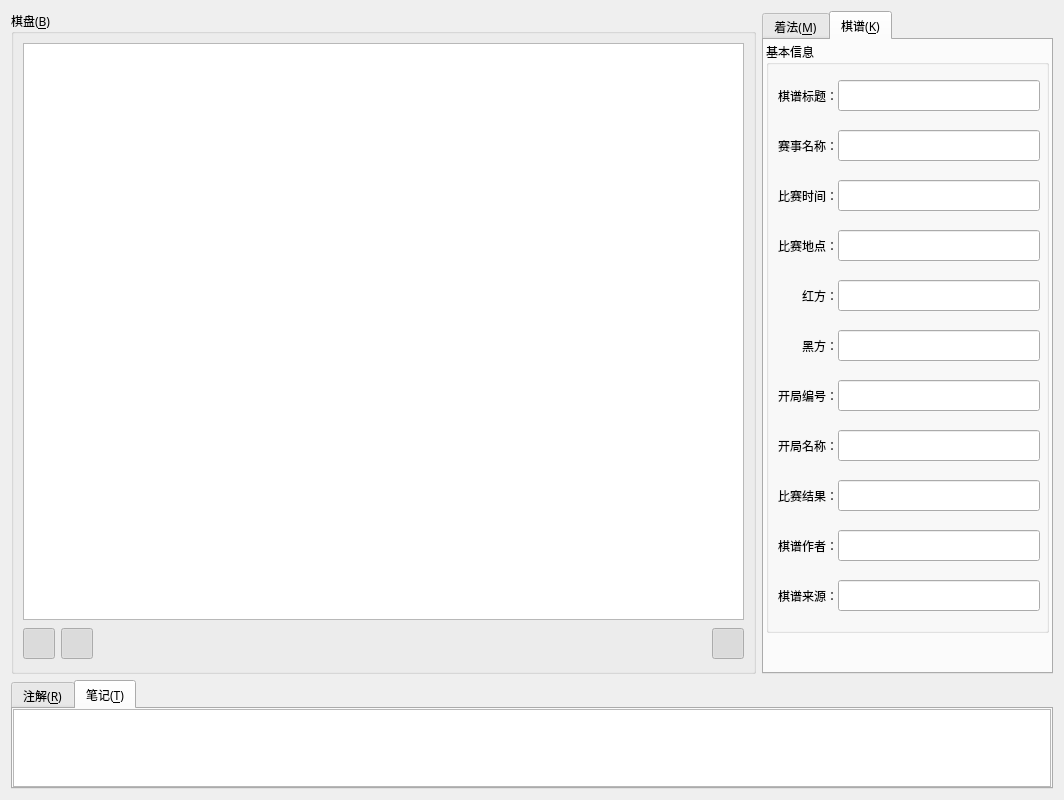
Before: the Qt Designer form src/chessform.ui in hbsxcjp/cchess_qt, drawn with Qt 5.
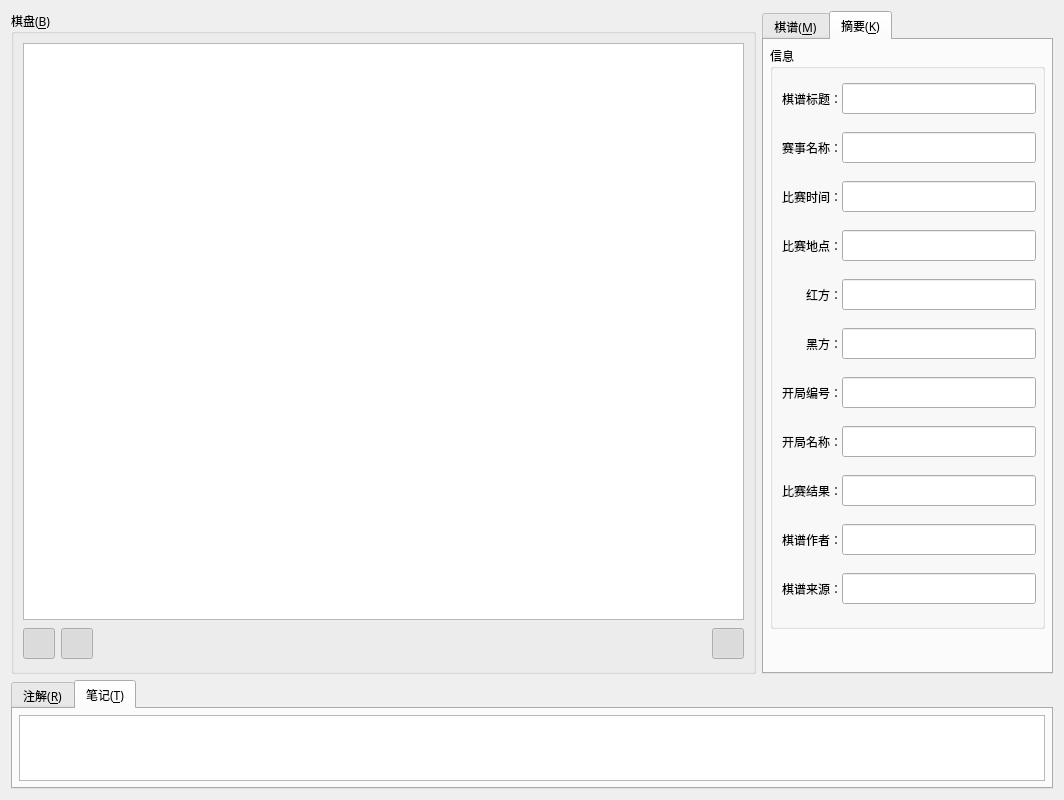
After: the same form once the commit is applied. The open tabs and pages were chosen to show the change. Icons and pictures are not drawn.

Diff of the .ui file:
```diff
--- a/src/chessform.ui
+++ b/src/chessform.ui
@@ -61,6 +61,9 @@
    </property>
    <item>
     <layout class="QHBoxLayout" name="horizontalLayout_5">
+     <property name="sizeConstraint">
+      <enum>QLayout::SetMinimumSize</enum>
+     </property>
      <item>
       <widget class="QGroupBox" name="groupBox">
        <property name="sizePolicy">
@@ -642,7 +645,7 @@
      <item>
       <widget class="QTabWidget" name="moveInfoTabWidget">
        <property name="sizePolicy">
-        <sizepolicy hsizetype="Expanding" vsizetype="Preferred">
+        <sizepolicy hsizetype="Preferred" vsizetype="Preferred">
          <horstretch>0</horstretch>
          <verstretch>0</verstretch>
         </sizepolicy>
@@ -653,6 +656,12 @@
          <height>0</height>
         </size>
        </property>
+       <property name="maximumSize">
+        <size>
+         <width>16777215</width>
+         <height>666</height>
+        </size>
+       </property>
        <property name="contextMenuPolicy">
         <enum>Qt::CustomContextMenu</enum>
        </property>
@@ -691,7 +700,7 @@
          <string notr="true"/>
         </property>
         <attribute name="title">
-         <string notr="true">着法(&amp;M)</string>
+         <string notr="true">棋谱(&amp;M)</string>
         </attribute>
         <layout class="QVBoxLayout" name="verticalLayout">
          <property name="leftMargin">
@@ -1081,20 +1090,20 @@
          <string notr="true"/>
         </property>
         <attribute name="title">
-         <string notr="true">棋谱(&amp;K)</string>
+         <string notr="true">摘要(&amp;K)</string>
         </attribute>
         <layout class="QVBoxLayout" name="verticalLayout_3">
          <property name="leftMargin">
-          <number>2</number>
+          <number>6</number>
          </property>
          <property name="topMargin">
-          <number>2</number>
+          <number>6</number>
          </property>
          <property name="rightMargin">
-          <number>2</number>
+          <number>6</number>
          </property>
          <property name="bottomMargin">
-          <number>2</number>
+          <number>6</number>
          </property>
          <item>
           <widget class="QGroupBox" name="infoGroupBox">
@@ -1120,7 +1129,7 @@
             <string notr="true"/>
            </property>
            <property name="title">
-            <string notr="true">基本信息</string>
+            <string notr="true">信息</string>
            </property>
            <layout class="QGridLayout" name="gridLayout">
             <property name="leftMargin">
@@ -1159,6 +1168,33 @@
                 <pointsize>12</pointsize>
                </font>
               </property>
+              <property name="toolTip">
+               <string notr="true"/>
+              </property>
+              <property name="statusTip">
+               <string notr="true"/>
+              </property>
+              <property name="whatsThis">
+               <string notr="true"/>
+              </property>
+              <property name="accessibleName">
+               <string notr="true"/>
+              </property>
+              <property name="accessibleDescription">
+               <string notr="true"/>
+              </property>
+              <property name="inputMethodHints">
+               <set>Qt::ImhNoEditMenu</set>
+              </property>
+              <property name="inputMask">
+               <string notr="true"/>
+              </property>
+              <property name="text">
+               <string notr="true"/>
+              </property>
+              <property name="placeholderText">
+               <string notr="true"/>
+              </property>
              </widget>
             </item>
             <item row="1" column="0">
@@ -1769,6 +1805,53 @@
              </property>
             </spacer>
            </item>
+           <item>
+            <widget class="QToolButton" name="btnCopyInfo">
+             <property name="toolTip">
+              <string notr="true"/>
+             </property>
+             <property name="statusTip">
+              <string notr="true"/>
+             </property>
+             <property name="whatsThis">
+              <string notr="true"/>
+             </property>
+             <property name="accessibleName">
+              <string notr="true"/>
+             </property>
+             <property name="accessibleDescription">
+              <string notr="true"/>
+             </property>
+             <property name="text">
+              <string notr="true"/>
+             </property>
+             <property name="iconSize">
+              <size>
+               <width>24</width>
+               <height>24</height>
+              </size>
+             </property>
+             <property name="toolButtonStyle">
+              <enum>Qt::ToolButtonTextBesideIcon</enum>
+             </property>
+             <property name="autoRaise">
+              <bool>true</bool>
+             </property>
+            </widget>
+           </item>
+           <item>
+            <spacer name="horizontalSpacer_10">
+             <property name="orientation">
+              <enum>Qt::Horizontal</enum>
+             </property>
+             <property name="sizeHint" stdset="0">
+              <size>
+               <width>40</width>
+               <height>20</height>
+              </size>
+             </property>
+            </spacer>
+           </item>
            <item>
             <widget class="QToolButton" name="btnShowInfo">
              <property name="toolTip">
@@ -1959,16 +2042,16 @@
       </attribute>
       <layout class="QHBoxLayout" name="horizontalLayout_4">
        <property name="leftMargin">
-        <number>0</number>
+        <number>6</number>
        </property>
        <property name="topMargin">
-        <number>0</number>
+        <number>6</number>
        </property>
        <property name="rightMargin">
-        <number>0</number>
+        <number>6</number>
        </property>
        <property name="bottomMargin">
-        <number>0</number>
+        <number>6</number>
        </property>
        <item>
         <widget class="QPlainTextEdit" name="plainTextEdit">
```
Left out of the diff: 116 changed lines with no effect on the pictures.
